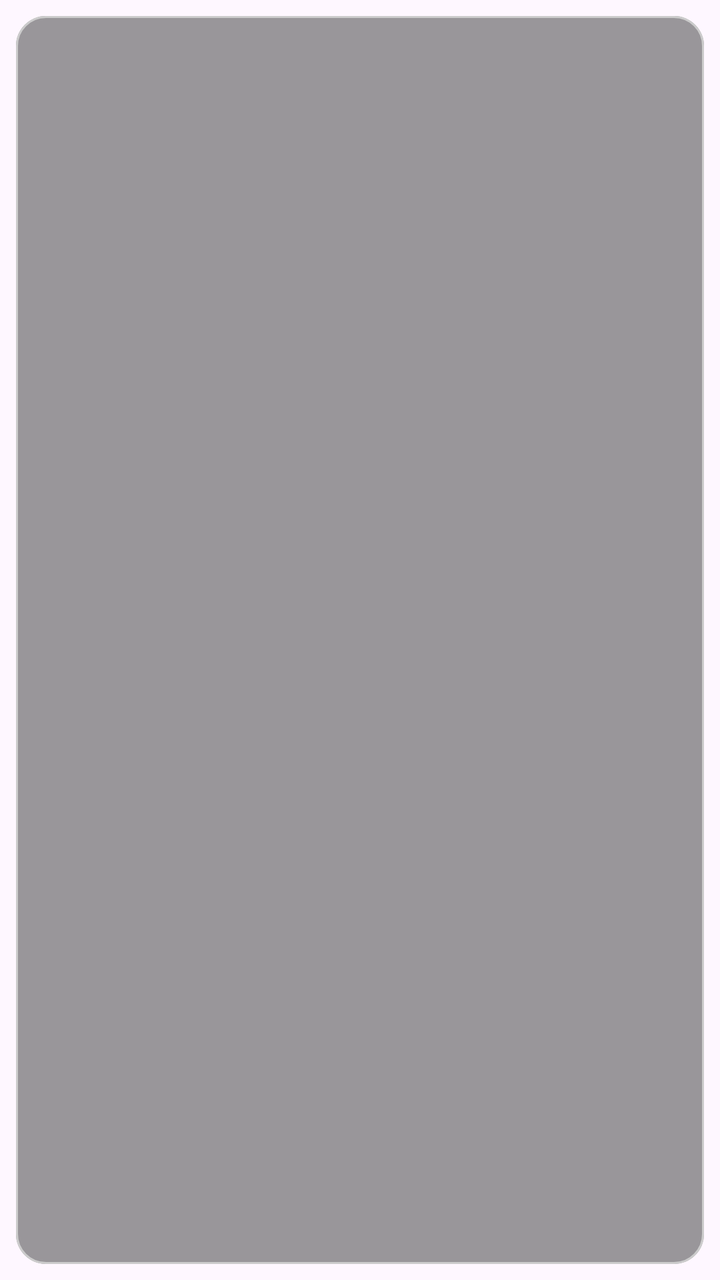
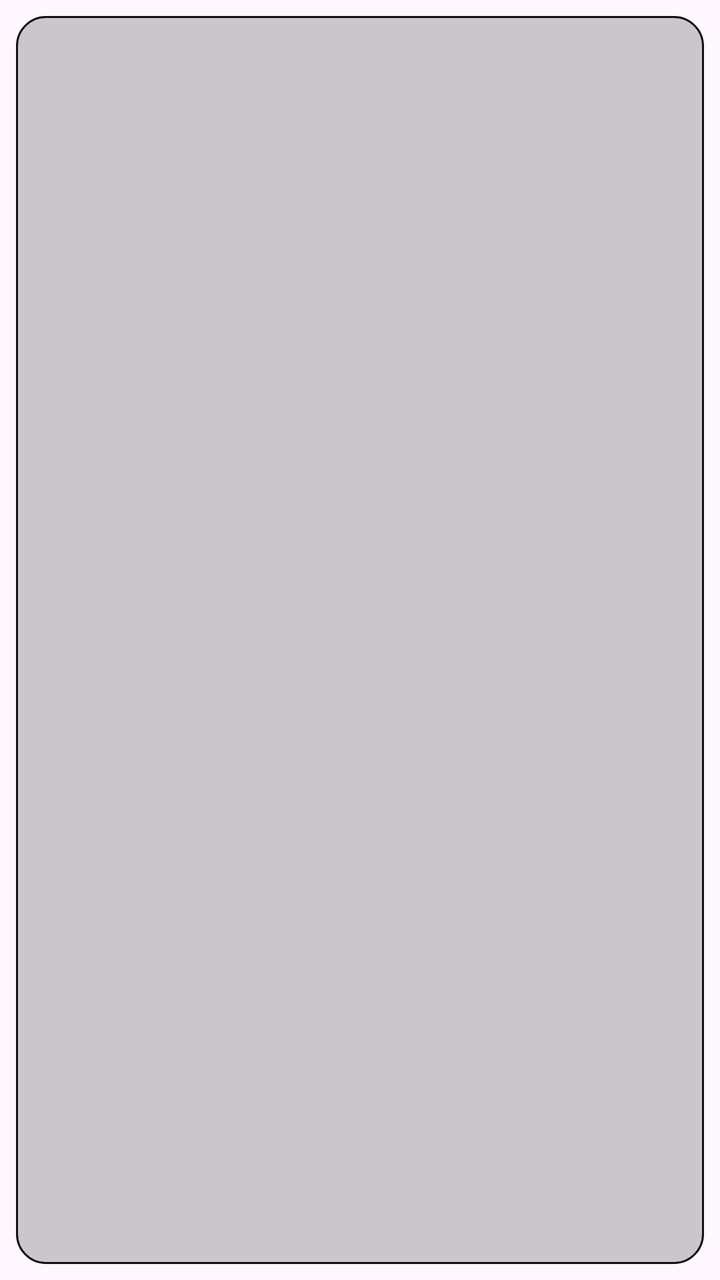

An Android layout rendered at two revisions. The XML below is the earlier revision; the diff shows what the commit changed to produce the second picture.
<!-- AndroidManifest.xml: application theme Theme.SpaceAdvisor -->
<!-- res/layout/layout_single_chip.xml -->
<?xml version="1.0" encoding="utf-8"?>
<com.google.android.material.chip.Chip xmlns:android="http://schemas.android.com/apk/res/android"
    xmlns:app="http://schemas.android.com/apk/res-auto"
    android:layout_width="wrap_content"
    android:layout_height="wrap_content"
    android:textAllCaps="false"
    android:textColor="@color/chip_text_quaternary"
    android:textSize="8sp"
    app:chipBackgroundColor="@color/chip_fill_quaternary"
    app:chipCornerRadius="15dp"
    app:chipStrokeColor="@color/chip_stroke_quaternary" />
<!-- resources referenced by this layout -->
<resources>
  <color name="chip_fill_quaternary">@color/deep_silver</color>
  <color name="chip_stroke_quaternary">@color/gray_light</color>
  <color name="chip_text_quaternary">@color/gray_light</color>
  <style name="Theme.SpaceAdvisor" parent="Base.Theme.SpaceAdvisor" />
  <color name="deep_silver">#7E333333</color>
  <color name="gray_light">#CCCCCC</color>
  <style name="Base.Theme.SpaceAdvisor" parent="Theme.Material3.DayNight.NoActionBar">
          
      </style>
</resources>

<!-- the commit's change to res/layout/layout_single_chip.xml (unified diff, before → after) -->
@@ -4,8 +4,8 @@
     android:layout_width="wrap_content"
     android:layout_height="wrap_content"
     android:textAllCaps="false"
-    android:textColor="@color/chip_text_quaternary"
-    android:textSize="8sp"
+    android:textColor="@color/chip_quaternary"
+    android:textSize="14sp"
     app:chipBackgroundColor="@color/chip_fill_quaternary"
     app:chipCornerRadius="15dp"
-    app:chipStrokeColor="@color/chip_stroke_quaternary" />
+    app:chipStrokeColor="@color/chip_quaternary" />
<!-- resource entries referenced after the edit -->
@@ -1,13 +1,32 @@
 <!-- resources referenced by this layout -->
 <resources>
-  <color name="chip_fill_quaternary">@color/deep_silver</color>
-  <color name="chip_stroke_quaternary">@color/gray_light</color>
-  <color name="chip_text_quaternary">@color/gray_light</color>
-  <style name="Theme.SpaceAdvisor" parent="Base.Theme.SpaceAdvisor" />
-  <color name="deep_silver">#7E333333</color>
-  <color name="gray_light">#CCCCCC</color>
+  <color name="chip_fill_quaternary">@color/transparent_black_20</color>
+  <color name="chip_quaternary">@color/deep_black</color>
+  <style name="Theme.SpaceAdvisor" parent="Base.Theme.SpaceAdvisor">
+          <item name="colorPrimary">@color/primary</item>
+          <item name="customColorPrimary">@color/primary</item>
+          <item name="customColorPrimaryGlow">@color/primary_glow</item>
+          <item name="customColorPrimaryFaded">@color/primary_faded</item>
+          <item name="customColorPrimaryLight">@color/primary_light</item>
+          <item name="customColorPrimaryVariant">@color/primary_variant</item>
+          <item name="customColorPrimaryVariantFaded">@color/primary_variant_faded</item>
+      </style>
+  <color name="transparent_black_20">#33000000</color>
+  <color name="deep_black">#111213</color>
   <style name="Base.Theme.SpaceAdvisor" parent="Theme.Material3.DayNight.NoActionBar">
-          
+          <item name="colorPrimary">@color/primary</item>
       </style>
+  <color name="primary">@color/space_purple</color>
+  <color name="primary_glow">@color/space_purple_glow</color>
+  <color name="primary_faded">@color/space_purple_faded</color>
+  <color name="primary_light">@color/space_purple_light</color>
+  <color name="primary_variant">@color/space_pink</color>
+  <color name="primary_variant_faded">@color/space_pink_faded</color>
+  <color name="space_purple">#575AD3</color>
+  <color name="space_purple_glow">#48575AD3</color>
+  <color name="space_purple_faded">#50A0A0FF</color>
+  <color name="space_purple_light">#A0A0FF</color>
+  <color name="space_pink">#AE52D4</color>
+  <color name="space_pink_faded">#20AE52D4</color>
 </resources>
 
